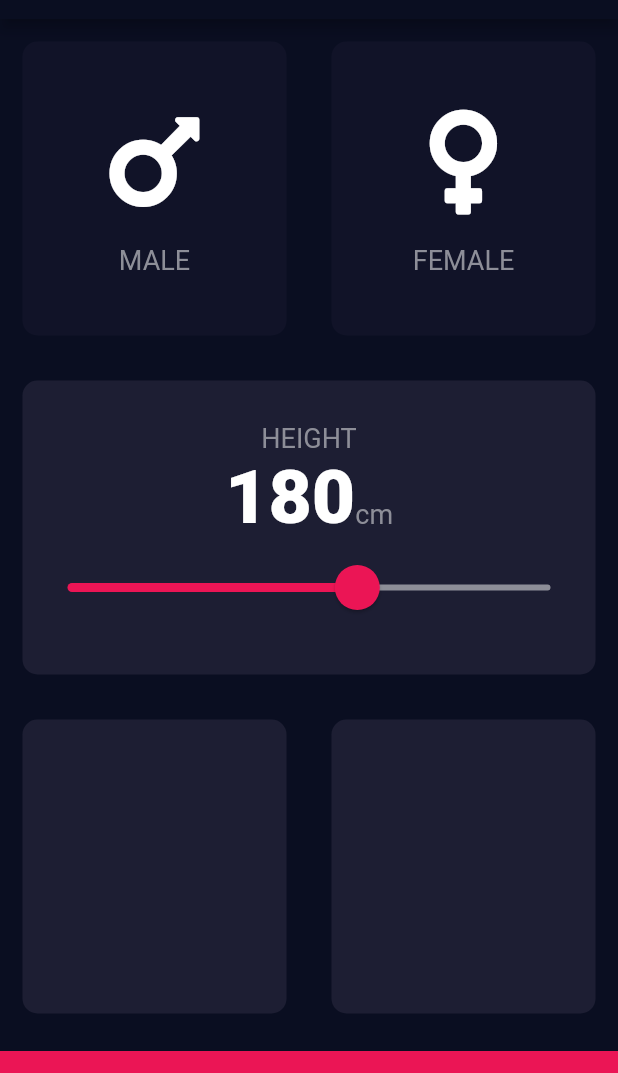
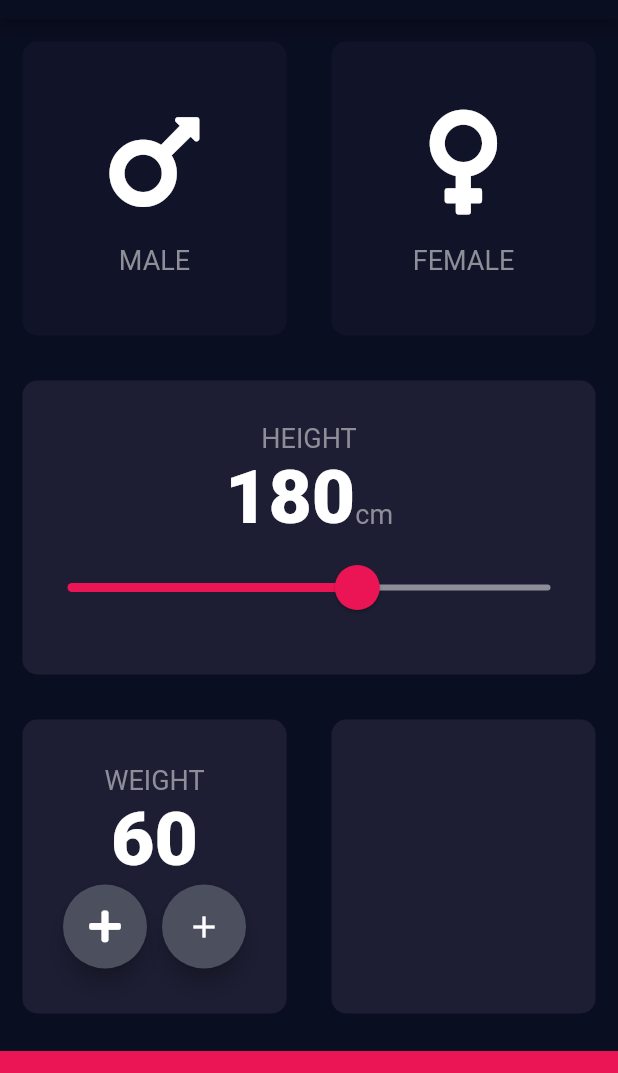
Before and after one commit to alaminsheikh01/BMI-Calculator-flutter-app, a Flutter app: the screen it shows after launch, on a phone screen of 412 x 824 dp, the part 65-1138 px from its top. Run offline on Flutter 3.47's test engine with Material 2 defaults, Android fonts, the phone set to English and light mode, and no system bars; our stand-ins replace font_awesome_flutter.

Commit message:
custom and predefined floatingAction button

```diff
--- a/lib/input_page.dart
+++ b/lib/input_page.dart
@@ -14,6 +14,7 @@ class InputPage extends StatefulWidget {
 class _InputPageState extends State<InputPage> {
   Gender? selectedGender;
   int height = 180;
+  int weight = 60;
 
   @override
   Widget build(BuildContext context) {
@@ -119,6 +120,38 @@ class _InputPageState extends State<InputPage> {
               Expanded(
                 child: ReusableCard(
                   color1: activeCardColor,
+                  cardChild: Column(
+                    mainAxisAlignment: MainAxisAlignment.center,
+                    children: [
+                      Text(
+                        'WEIGHT',
+                        style: labelTextStyle,
+                      ),
+                      Text(
+                        weight.toString(),
+                        style: KNumberTextStyle,
+                      ),
+                      Row(
+                        mainAxisAlignment: MainAxisAlignment.center,
+                        children: [
+                          RoundIconButton(
+                            icon: FontAwesomeIcons.plus,
+                          ),
+                          SizedBox(
+                            width: 10.0,
+                          ),
+                          FloatingActionButton(
+                            onPressed: () {},
+                            backgroundColor: Color(0xFF4C4F5E),
+                            child: Icon(
+                              Icons.add,
+                              color: Colors.white,
+                            ),
+                          ),
+                        ],
+                      )
+                    ],
+                  ),
                 ),
               ),
               Expanded(
@@ -139,3 +172,23 @@ class _InputPageState extends State<InputPage> {
     );
   }
 }
+
+class RoundIconButton extends StatelessWidget {
+  final IconData? icon;
+
+  RoundIconButton({this.icon});
+  @override
+  Widget build(BuildContext context) {
+    return RawMaterialButton(
+      child: Icon(icon),
+      onPressed: () {},
+      elevation: 6.0,
+      constraints: BoxConstraints.tightFor(
+        width: 56.0,
+        height: 56.30,
+      ),
+      shape: CircleBorder(),
+      fillColor: Color(0xFF4C4F5E),
+    );
+  }
+}
```
